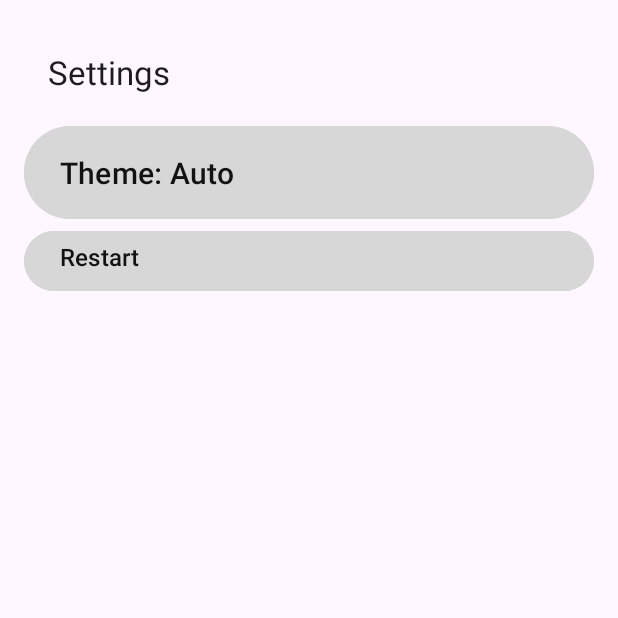
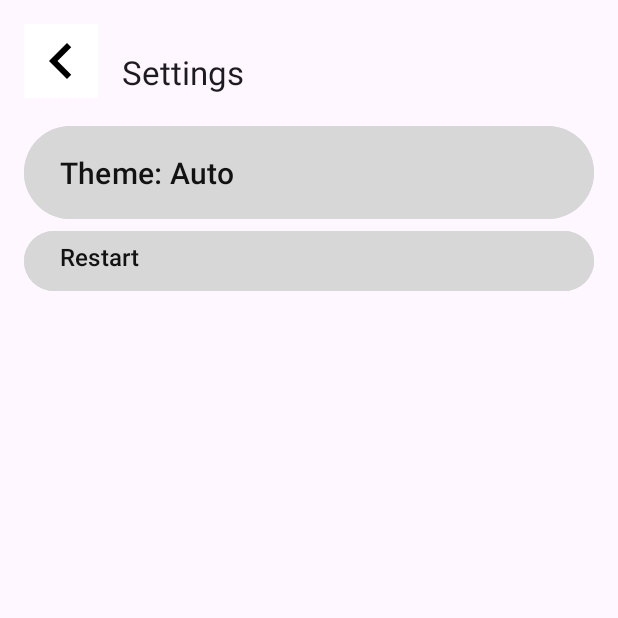
Before and after one commit to klon03/MineblockGO, an Android app: the Settings screen opened directly, with no data from a screen before it, on a phone screen of 412 x 824 dp, the top half of it. Run offline under Robolectric (Android 15) with nearby library versions, the phone set to English and light mode, and no system bars.

Commit message:
final final final touches (for real tho)

```diff
--- a/app/src/main/AndroidManifest.xml
+++ b/app/src/main/AndroidManifest.xml
@@ -12,9 +12,9 @@
         android:allowBackup="true"
         android:dataExtractionRules="@xml/data_extraction_rules"
         android:fullBackupContent="@xml/backup_rules"
-        android:icon="@mipmap/ic_launcher"
+        android:icon="@drawable/icon"
         android:label="@string/app_name"
-        android:roundIcon="@mipmap/ic_launcher_round"
+        android:roundIcon="@drawable/icon"
         android:supportsRtl="true"
         android:theme="@style/Theme.MineblockGO"
         tools:targetApi="31">
@@ -47,6 +47,7 @@
 
         <activity android:name=".EQActivity" />
         <activity android:name=".ShopActivity"/>
+        <activity android:name=".ChestActivity"/>
     </application>
 
 </manifest>
--- a/app/src/main/java/com/example/mineblockgo/Chest.kt
+++ b/app/src/main/java/com/example/mineblockgo/Chest.kt
@@ -17,6 +17,8 @@ data class Chest(val name: String, val description: String, var minGold: Int, va
 
 object ChestRepository {
     val chests = listOf(
-        Chest("Normal chest", "Just a chest out in the wild. Nothing to be suspicious of.", (1..10).random(), (1..10).random() * 10, false, "chest1")
+        Chest("Normal chest", "Just a chest out in the wild. Nothing to be suspicious of.", 5, 50, false, "chest1"),
+        Chest("Rare chest", "This chest has a suspicious glow. I wonder what could be inside.", 10, 60, false, "rarechest"),
+        Chest("Legendary chest", "This chest seems to be storing something very important. I think we should check it out.", 30, 100, false, "legendarychest")
     )
 }
--- a/app/src/main/java/com/example/mineblockgo/ChestActivity.kt
+++ b/app/src/main/java/com/example/mineblockgo/ChestActivity.kt
@@ -9,6 +9,7 @@ import android.widget.Button
 import android.widget.TextView
 import androidx.appcompat.app.AlertDialog
 import android.widget.ImageButton
+import android.widget.ImageView
 
 class ChestActivity : AppCompatActivity() {
     private val databaseHelper = DatabaseManager.getDatabaseInstance()
@@ -34,6 +35,10 @@ class ChestActivity : AppCompatActivity() {
         chestName.text = chest.name
         val chestDescription: TextView = findViewById(R.id.chestDescription)
         chestDescription.text = chest.description
+
+        val imageResource = resources.getIdentifier(chest.simpleName.lowercase(), "drawable", packageName)
+        val chestImage : ImageView = findViewById(R.id.chestImage)
+        chestImage.setImageResource(imageResource)
 
         chestOpen.setOnClickListener {
             openChest()
--- a/app/src/main/java/com/example/mineblockgo/Settings.kt
+++ b/app/src/main/java/com/example/mineblockgo/Settings.kt
@@ -6,6 +6,7 @@ import android.content.Intent
 import androidx.appcompat.app.AppCompatActivity
 import android.os.Bundle
 import android.widget.Button
+import android.widget.ImageButton
 import android.widget.Toast
 import androidx.appcompat.app.AppCompatDelegate
 import com.google.android.material.dialog.MaterialAlertDialogBuilder
@@ -14,6 +15,7 @@ class Settings : AppCompatActivity() {
 
     private val themeTitleList = arrayOf("Light", "Dark", "Auto")
     private lateinit var restart: Button
+    private lateinit var backBtn : ImageButton
     @SuppressLint("SetJavaScriptEnabled")
 
     override fun onCreate(savedInstanceState: Bundle?) {
@@ -23,6 +25,10 @@ class Settings : AppCompatActivity() {
 
         val changeThemeBtn = findViewById<Button>(R.id.changeThemeBtn)
         restart = findViewById(R.id.restartBtn)
+        backBtn = findViewById(R.id.backBtn)
+        backBtn.setOnClickListener {
+            finish()
+        }
 
 
         val sharedPreferenceManger = SharedPreferenceManger(this)
--- a/app/src/main/res/layout/activity_settings.xml
+++ b/app/src/main/res/layout/activity_settings.xml
@@ -8,11 +8,22 @@
     android:padding="16dp"
     tools:context=".Settings">
 
-    <!-- Toolbar na samej górze -->
+    <ImageButton
+        android:id="@+id/backBtn"
+        android:layout_width="49dp"
+        android:layout_height="49dp"
+        android:background="@color/white"
+        android:scaleType="center"
+        app:layout_constraintStart_toStartOf="parent"
+        app:layout_constraintTop_toTopOf="parent"
+        app:srcCompat="@drawable/baseline_chevron_left_24" />
+
     <androidx.appcompat.widget.Toolbar
         android:id="@+id/toolbar"
         android:layout_width="match_parent"
         android:layout_height="?attr/actionBarSize"
+        android:layout_toEndOf="@id/backBtn"
+        android:gravity="end"
         app:title="Settings" />
 
     <RelativeLayout
@@ -51,8 +62,6 @@
             android:textAllCaps="false"
             android:textSize="16sp" />
 
-
-
     </RelativeLayout>
 
 </RelativeLayout>
--- a/app/src/main/res/values/strings.xml
+++ b/app/src/main/res/values/strings.xml
@@ -1,6 +1,6 @@
 <resources>
     <string name="app_name">MineblockGO</string>
-    <string name="title_activity_map">MapActivity</string>
+    <string name="title_activity_map">MineblockGO</string>
     <string name="permissionMessage">Aplikacja wymaga dostępu do uprawnień związanych z lokalizacją GPS. Bez ich udzielenia korzystanie z aplikacji jest niemożliwe.</string>
     <string name="permissionButton">Zezwól</string>
     <string name="permissionTitle">Wymagane uprawnienia</string>
```
Also changed, not shown: app/src/main/res/drawable/icon.png (added), app/src/main/res/drawable/legendarychest.webp (added), app/src/main/res/drawable/rarechest.webp (added).
